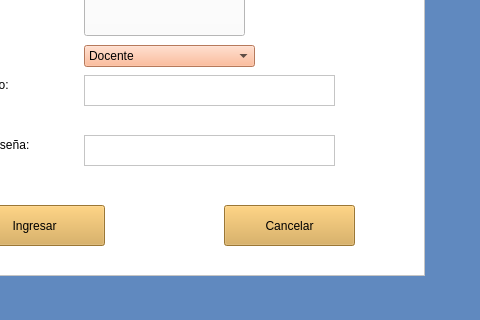
Above: login.ui from Shanem007/AulaVirtual before the change; both pictures show x 156 to 636 and y 175 to 495 of the 636 by 495 pixel window. Below: the same form after it.
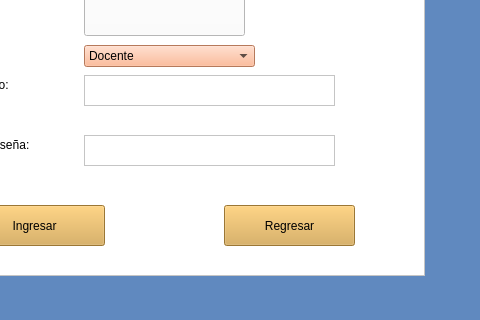
That is the form after the change. Icons and pictures are not drawn.

The edit to the form file:
```diff
--- a/login.ui
+++ b/login.ui
@@ -121,7 +121,7 @@
 background-color: rgb(217, 167, 74);</string>
     </property>
     <property name="text">
-     <string>Cancelar</string>
+     <string>Regresar</string>
     </property>
    </widget>
    <widget class="QLabel" name="label_2">
```
Left out of the diff: 2 changed lines with no effect on the pictures.
